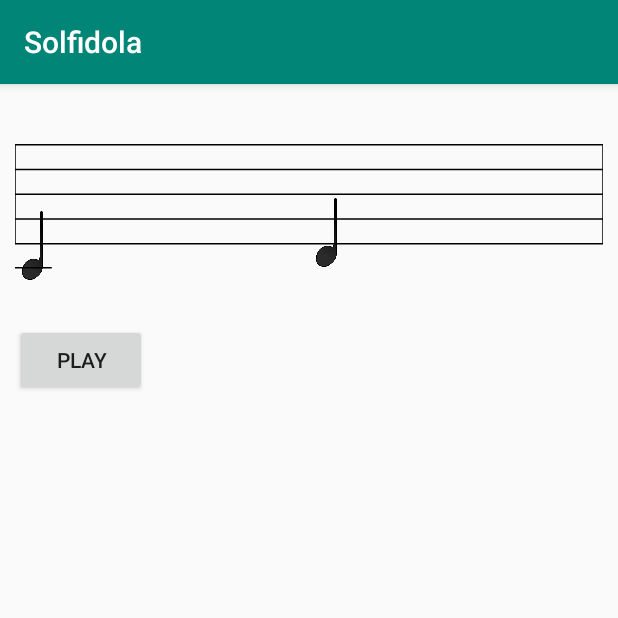
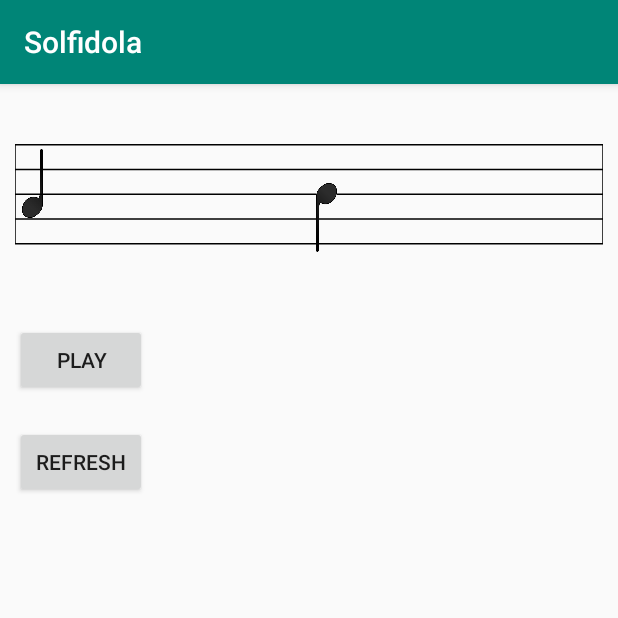
Before and after one commit to swentel/solfidola, an Android app: the fragment HomeFragment shown on its own in the app's theme, on a phone screen of 412 x 824 dp, the top half of it. Run offline under Robolectric (Android 15) with nearby library versions, the phone set to English and light mode, and no system bars; libraries missing offline, so code that uses them is left out: cn.sherlock.com, jp.kshoji.javax; 1 statement that could not run was skipped.

Commit message:
Pick random notes

```diff
--- a/app/src/main/java/be/swentel/solfidola/HomeFragment.java
+++ b/app/src/main/java/be/swentel/solfidola/HomeFragment.java
@@ -5,6 +5,7 @@ import android.view.LayoutInflater;
 import android.view.View;
 import android.view.ViewGroup;
 import android.widget.Button;
+import android.widget.LinearLayout;
 import android.widget.Toast;
 
 import androidx.annotation.NonNull;
@@ -12,7 +13,13 @@ import androidx.annotation.Nullable;
 import androidx.fragment.app.Fragment;
 
 import java.io.IOException;
+import java.util.ArrayList;
+import java.util.Random;
 
+import be.swentel.solfidola.Model.Note;
+import be.swentel.solfidola.SheetMusicView.MusicBarView;
+import be.swentel.solfidola.SheetMusicView.NoteData;
+import be.swentel.solfidola.SheetMusicView.NoteView;
 import cn.sherlock.com.sun.media.sound.SF2Soundbank;
 import cn.sherlock.com.sun.media.sound.SoftSynthesizer;
 import jp.kshoji.javax.sound.midi.InvalidMidiDataException;
@@ -20,11 +27,22 @@ import jp.kshoji.javax.sound.midi.MidiUnavailableException;
 import jp.kshoji.javax.sound.midi.Receiver;
 import jp.kshoji.javax.sound.midi.ShortMessage;
 
+import static be.swentel.solfidola.SheetMusicView.NoteData.NoteValue.HIGHER_A;
+import static be.swentel.solfidola.SheetMusicView.NoteData.NoteValue.HIGHER_B;
+import static be.swentel.solfidola.SheetMusicView.NoteData.NoteValue.HIGHER_C;
+import static be.swentel.solfidola.SheetMusicView.NoteData.NoteValue.LOWER_C;
+import static be.swentel.solfidola.SheetMusicView.NoteData.NoteValue.LOWER_D;
+import static be.swentel.solfidola.SheetMusicView.NoteData.NoteValue.LOWER_E;
+import static be.swentel.solfidola.SheetMusicView.NoteData.NoteValue.LOWER_F;
+import static be.swentel.solfidola.SheetMusicView.NoteData.NoteValue.LOWER_G;
+
 public class HomeFragment extends Fragment {
 
     private boolean isPlaying = false;
     private Receiver recv;
     private SoftSynthesizer synth;
+    private MusicBarView bar;
+    private ArrayList<Note> randomNotes = new ArrayList<>();
 
     @Nullable
     @Override
@@ -58,40 +76,90 @@ public class HomeFragment extends Fragment {
             e.printStackTrace();
         }
 
+        bar = view.findViewById(R.id.bar);
+        drawNotes();
+
         Button play = view.findViewById(R.id.play);
         play.setOnClickListener(new View.OnClickListener() {
             @Override
             public void onClick(View v) {
                 if (!isPlaying) {
                     isPlaying = true;
-                    play();
+                    play(randomNotes);
                 }
             }
         });
+
+        Button refresh = view.findViewById(R.id.refresh);
+        refresh.setOnClickListener(new View.OnClickListener() {
+            @Override
+            public void onClick(View v) {
+                drawNotes();
+            }
+        });
+    }
+
+    private NoteView getNote(NoteData.NoteValue value) {
+        NoteData data = new NoteData(value, NoteData.NoteDuration.FOURTH);
+        NoteView note = new NoteView(getContext(), data);
+        note.setLayoutParams(new LinearLayout.LayoutParams(LinearLayout.LayoutParams.WRAP_CONTENT, LinearLayout.LayoutParams.WRAP_CONTENT, 0));
+        return note;
+    }
+
+    /**
+     * Draw notes.
+     */
+    private void drawNotes() {
+        bar.removeAllViews();
+
+        ArrayList<Note> notes = new ArrayList<>();
+        notes.add(new Note(60, LOWER_C));
+        notes.add(new Note(62, LOWER_D));
+        notes.add(new Note(64, LOWER_E));
+        notes.add(new Note(65, LOWER_F));
+        notes.add(new Note(67, LOWER_G));
+        notes.add(new Note(69, HIGHER_A));
+        notes.add(new Note(71, HIGHER_B));
+        notes.add(new Note(72, HIGHER_C));
+
+        Random randomGenerator = new Random();
+        int numberOfElements = 2;
+
+        randomNotes.clear();
+        for (int i = 0; i < numberOfElements; i++) {
+            int randomIndex = randomGenerator.nextInt(notes.size());
+            randomNotes.add(notes.get(randomIndex));
+            notes.remove(randomIndex);
+        }
+
+        for (Note n : randomNotes) {
+            NoteView note = getNote(n.getNoteViewValue());
+            bar.addView(note);
+        }
     }
 
     /**
      * Play notes.
      */
-    private void play() {
+    private void play(ArrayList<Note> notes) {
         long TIMESTAMP = -1;
 
         try {
             ShortMessage msg = new ShortMessage();
-            msg.setMessage(ShortMessage.NOTE_ON, 0, 60, 127);
+            msg.setMessage(ShortMessage.NOTE_ON, 0, notes.get(0).getMidiValue(), 127);
             recv.send(msg, TIMESTAMP);
             try {
                 Thread.sleep(1000);
             } catch (InterruptedException ignored ) { }
-            msg.setMessage(ShortMessage.NOTE_OFF, 0, 60, 127);
+            msg.setMessage(ShortMessage.NOTE_OFF, 0, notes.get(0).getMidiValue(), 127);
             recv.send(msg, TIMESTAMP);
 
-            msg.setMessage(ShortMessage.NOTE_ON, 0, 62, 127);
+            msg.setMessage(ShortMessage.NOTE_ON, 0, notes.get(1).getMidiValue(), 127);
             recv.send(msg, TIMESTAMP);
             try {
                 Thread.sleep(1000);
             } catch (InterruptedException ignored ) { }
-            msg.setMessage(ShortMessage.NOTE_OFF, 0, 62, 127);
+            msg.setMessage(ShortMessage.NOTE_OFF, 0, notes.get(1).getMidiValue(), 127);
             recv.send(msg, TIMESTAMP);
         }
         catch (InvalidMidiDataException e) {
--- /dev/null
+++ b/app/src/main/java/be/swentel/solfidola/Model/Note.java
@@ -0,0 +1,31 @@
+package be.swentel.solfidola.Model;
+
+import be.swentel.solfidola.SheetMusicView.NoteData;
+
+public class Note {
+
+    private int midiValue;
+    private NoteData.NoteValue noteViewValue;
+
+    public Note(int midiValue, NoteData.NoteValue noteValue) {
+        this.setMidiValue(midiValue);
+        this.setNoteViewValue(noteValue);
+    }
+
+    public int getMidiValue() {
+        return midiValue;
+    }
+
+    private void setMidiValue(int midiValue) {
+        this.midiValue = midiValue;
+    }
+
+    public NoteData.NoteValue getNoteViewValue() {
+        return noteViewValue;
+    }
+
+    private void setNoteViewValue(NoteData.NoteValue noteViewValue) {
+        this.noteViewValue = noteViewValue;
+    }
+
+}
--- a/app/src/main/res/layout/fragment_home.xml
+++ b/app/src/main/res/layout/fragment_home.xml
@@ -7,22 +7,10 @@
     android:layout_height="wrap_content">
 
     <be.swentel.solfidola.SheetMusicView.MusicBarView
-        android:id="@+id/view"
+        android:id="@+id/bar"
         android:layout_marginTop="30dp"
         android:layout_width="wrap_content"
         android:layout_height="100dp">
-
-        <be.swentel.solfidola.SheetMusicView.NoteView
-            android:layout_width="wrap_content"
-            android:layout_height="wrap_content"
-            app:noteValue="LOWER_C"
-            app:noteDuration="FOURTH"/>
-
-        <be.swentel.solfidola.SheetMusicView.NoteView
-            android:layout_width="wrap_content"
-            android:layout_height="wrap_content"
-            app:noteValue="LOWER_D"
-            app:noteDuration="FOURTH"/>
 
     </be.swentel.solfidola.SheetMusicView.MusicBarView>
 
@@ -33,4 +21,11 @@
         android:layout_width="wrap_content"
         android:layout_height="wrap_content" />
 
+    <Button
+        android:layout_marginTop="20dp"
+        android:id="@+id/refresh"
+        android:text="@string/refresh"
+        android:layout_width="wrap_content"
+        android:layout_height="wrap_content" />
+
 </LinearLayout>
--- a/app/src/main/res/values/strings.xml
+++ b/app/src/main/res/values/strings.xml
@@ -10,4 +10,6 @@
     <string name="menu_home">Home</string>
 
     <string name="play">Play</string>
+    <string name="refresh">Refresh</string>
+
 </resources>
```
